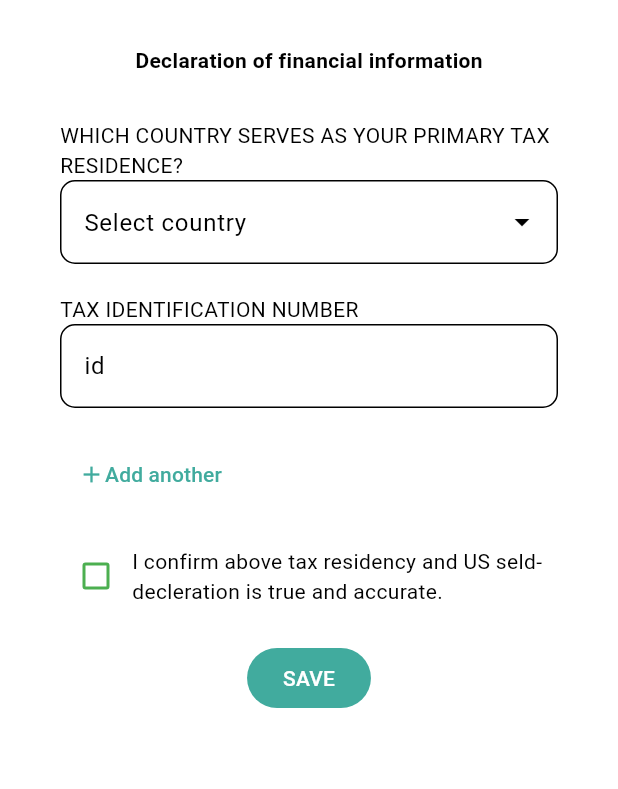
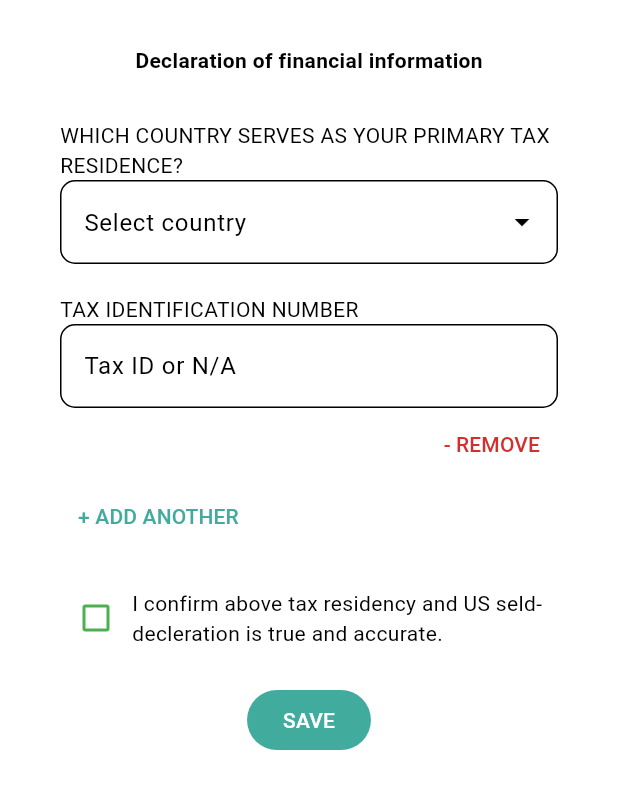
Before and after one commit to alperAkinci/expatrio_login_app, a Flutter app: the TaxDataModalSheet widget shown alone on an empty page, opened directly, on a phone screen of 412 x 824 dp. Shown: the top 789 px of the screen. Run offline on Flutter 3.47's test engine with Material 3 defaults, Android fonts, the phone set to English and light mode, and no system bars; drawn by our look-alikes of dropdown_search; our stand-ins replace flutter_secure_storage, flutter_svg; accounts and stored records are empty; statements that could not run were skipped; project files that could hold a hidden picture were left out.

Commit message:
Implement UI for multiple taxation country adding/removing

```diff
--- a/lib/authentication/presentation/login_page.dart
+++ b/lib/authentication/presentation/login_page.dart
@@ -1,6 +1,6 @@
 import 'package:expatrio_login_app/authentication/provider/auth_notifier.dart';
 import 'package:expatrio_login_app/tax_data/provider/tax_data_notifier.dart';
-import 'package:expatrio_login_app/tax_data/tax_data_page.dart';
+import 'package:expatrio_login_app/tax_data/presentation/tax_data_page.dart';
 import 'package:flutter/material.dart';
 import 'package:flutter_secure_storage/flutter_secure_storage.dart';
 import 'package:provider/provider.dart';
--- a/lib/main.dart
+++ b/lib/main.dart
@@ -1,7 +1,7 @@
 import 'package:expatrio_login_app/authentication/provider/auth_notifier.dart';
 import 'package:expatrio_login_app/authentication/presentation/login_page.dart';
 import 'package:expatrio_login_app/tax_data/provider/tax_data_notifier.dart';
-import 'package:expatrio_login_app/tax_data/tax_data_page.dart';
+import 'package:expatrio_login_app/tax_data/presentation/tax_data_page.dart';
 import 'package:flutter/material.dart';
 import 'package:provider/provider.dart'
     show ChangeNotifierProvider, MultiProvider;
--- /dev/null
+++ b/lib/tax_data/presentation/tax_data_modal_sheet.dart
@@ -0,0 +1,249 @@
+import 'package:dropdown_search/dropdown_search.dart';
+import 'package:expatrio_login_app/shared/countries_constants.dart';
+import 'package:expatrio_login_app/shared/item_dropdown.dart';
+import 'package:expatrio_login_app/tax_data/model/tax_data.dart';
+import 'package:expatrio_login_app/tax_data/provider/tax_data_notifier.dart';
+import 'package:flutter/cupertino.dart';
+import 'package:flutter/material.dart';
+import 'package:flutter/widgets.dart';
+import 'package:flutter_svg/svg.dart';
+import 'package:provider/provider.dart';
+
+class TaxDataModalSheet extends StatefulWidget {
+  const TaxDataModalSheet({super.key});
+
+  @override
+  State<TaxDataModalSheet> createState() => _TaxDataModalSheet();
+}
+
+class _TaxDataModalSheet extends State<TaxDataModalSheet> {
+  bool isChecked = false;
+  bool isCheckBoxError = false;
+
+  final countryItems =
+      ItemDropDown.fromJsonList(CountriesConstants.nationality);
+
+  ItemDropDown selectedPrimaryItem = ItemDropDown('', '');
+  TextEditingController primaryController = TextEditingController();
+
+  List<(ItemDropDown, TextEditingController)> secondaryTaxResidence = [];
+
+  void getData() {
+    final taxData =
+        Provider.of<TaxDataNotifier>(context, listen: false).taxData;
+    selectedPrimaryItem = countryItems
+        .firstWhere((item) => item.code == taxData.primaryTaxResidence.country);
+    primaryController.text = taxData.primaryTaxResidence.id;
+
+    for (var taxResidence in taxData.secondaryTaxResidence) {
+      var item = countryItems
+          .firstWhere((element) => element.code == taxResidence.country);
+      secondaryTaxResidence
+          .add((item, TextEditingController(text: taxResidence.id)));
+    }
+  }
+
+  @override
+  initState() {
+    getData();
+    super.initState();
+  }
+
+  @override
+  void dispose() {
+    primaryController.dispose();
+    for (var item in secondaryTaxResidence) {
+      item.$2.dispose();
+    }
+    super.dispose();
+  }
+
+  @override
+  Widget build(BuildContext context) {
+    return DraggableScrollableSheet(
+        expand: false,
+        maxChildSize: 0.9,
+        shouldCloseOnMinExtent: true,
+        initialChildSize: 0.75,
+        snap: true,
+        builder: (context, scrollController) {
+          return SingleChildScrollView(
+            controller: scrollController,
+            child: Container(
+              padding: const EdgeInsets.symmetric(horizontal: 40),
+              child: Column(
+                children: <Widget>[
+                  const SizedBox(height: 30),
+                  const Text(
+                    "Declaration of financial information",
+                    style: TextStyle(fontWeight: FontWeight.bold),
+                  ),
+                  const SizedBox(height: 30),
+                  _buildTaxResidence(
+                      selectedItem: selectedPrimaryItem,
+                      controller: primaryController),
+                  for (var item in secondaryTaxResidence)
+                    _buildTaxResidence(
+                        selectedItem: item.$1, controller: item.$2),
+                  Align(
+                    alignment: Alignment.centerRight,
+                    child: TextButton(
+                        style: TextButton.styleFrom(
+                          foregroundColor: Theme.of(context).colorScheme.error,
+                        ),
+                        onPressed: () {
+                          setState(() {
+                            if (secondaryTaxResidence.isNotEmpty) {
+                              secondaryTaxResidence.removeLast();
+                            }
+                          });
+                        },
+                        child: Text("- REMOVE")),
+                  ),
+                  Align(
+                    alignment: Alignment.centerLeft,
+                    child: TextButton(
+                      style: TextButton.styleFrom(
+                        foregroundColor:
+                            Theme.of(context).colorScheme.secondary,
+                      ),
+                      onPressed: () {
+                        setState(() {
+                          secondaryTaxResidence.add(
+                              (ItemDropDown('', ''), TextEditingController()));
+                        });
+                      },
+                      child: Text(
+                        "+ ADD ANOTHER",
+                      ),
+                    ),
+                  ),
+                  const SizedBox(height: 20),
+                  Row(
+                    children: <Widget>[
+                      Checkbox(
+                          isError: isCheckBoxError,
+                          side: isCheckBoxError
+                              ? null
+                              : BorderSide(color: Colors.green, width: 2),
+                          activeColor: Theme.of(context).colorScheme.secondary,
+                          checkColor: Colors.white,
+                          value: isChecked,
+                          onChanged: (bool? value) {
+                            setState(() {
+                              isChecked = value!;
+                            });
+                          }),
+                      Flexible(
+                        child: Text(
+                            "I confirm above tax residency and US seld-decleration is true and accurate.",
+                            softWrap: true,
+                            overflow: TextOverflow.ellipsis,
+                            maxLines: 3),
+                      )
+                    ],
+                  ),
+                  const SizedBox(height: 20),
+                  FilledButton(
+                    onPressed: () {
+                      if (isChecked) {
+                        Provider.of<TaxDataNotifier>(context, listen: false)
+                            .updateTaxData(
+                                TaxResidence(
+                                    country: selectedPrimaryItem.code,
+                                    id: primaryController.text),
+                                []).then((_) {
+                          Navigator.pop(context);
+                          ScaffoldMessenger.of(context).showSnackBar(
+                            const SnackBar(
+                                content:
+                                    Text('Your tax data has been updated! ✅')),
+                          );
+                        });
+                      } else {
+                        setState(() {
+                          isCheckBoxError = true;
+                        });
+                      }
+                    },
+                    child: const Text("SAVE"),
+                  )
+                ],
+              ),
+            ),
+          );
+        });
+  }
+
+  Column _buildTaxResidence(
+      {required ItemDropDown selectedItem,
+      required TextEditingController controller}) {
+    return Column(
+      children: [
+        Column(
+          crossAxisAlignment: CrossAxisAlignment.start,
+          children: <Widget>[
+            Text(
+              "WHICH COUNTRY SERVES AS YOUR PRIMARY TAX RESIDENCE?", // TODO: put *
+              overflow: TextOverflow.ellipsis,
+              maxLines: 2,
+            ),
+            // TODO: Add country
+            DropdownSearch<ItemDropDown>(
+              selectedItem: selectedItem,
+              onChanged: (item) => selectedItem.code = item!.code,
+              items: countryItems,
+              compareFn: (i, s) => i == s,
+              dropdownDecoratorProps: DropDownDecoratorProps(
+                dropdownSearchDecoration: InputDecoration(
+                  border: OutlineInputBorder(
+                      borderRadius: BorderRadius.circular(10.0)),
+                  hintText: "Select country",
+                  //filled: true,
+                ),
+              ),
+              popupProps: PopupPropsMultiSelection.modalBottomSheet(
+                showSelectedItems: true,
+                showSearchBox: true,
+                itemBuilder: _popupItemBuilder,
+              ),
+            ),
+          ],
+        ),
+        const SizedBox(height: 20),
+        Column(
+          crossAxisAlignment: CrossAxisAlignment.start,
+          children: <Widget>[
+            Text("TAX IDENTIFICATION NUMBER"), // TODO: put *
+            TextFormField(
+              controller: controller,
+              keyboardType: TextInputType.number,
+              decoration: InputDecoration(
+                border: OutlineInputBorder(
+                    borderRadius: BorderRadius.circular(10.0)),
+                hintText: 'Tax ID or N/A',
+              ),
+            ),
+          ],
+        )
+      ],
+    );
+  }
+
+  Widget _popupItemBuilder(
+      BuildContext context, ItemDropDown item, bool isSelected) {
+    return Container(
+      margin: EdgeInsets.symmetric(horizontal: 4),
+      decoration: !isSelected
+          ? null
+          : BoxDecoration(
+              borderRadius: BorderRadius.circular(10),
+              color: Theme.of(context).colorScheme.secondary,
+            ),
+      child: ListTile(
+        selected: isSelected,
+        title: Text(item.label),
+      ),
+    );
+  }
+}
--- a/lib/tax_data/provider/tax_data_notifier.dart
+++ b/lib/tax_data/provider/tax_data_notifier.dart
@@ -59,7 +59,6 @@ class TaxDataNotifier extends ChangeNotifier {
           await http.put(url, headers: headers, body: data.toJson());
 
       if (response.statusCode == HttpStatus.ok) {
-        // final responseData = TaxData.fromJson(response.body);
         _taxData = data;
         notifyListeners();
       } else {
--- a/lib/tax_data/tax_data_page.dart
+++ /dev/null
@@ -1,263 +0,0 @@
-import 'package:dropdown_search/dropdown_search.dart';
-import 'package:expatrio_login_app/shared/countries_constants.dart';
-import 'package:expatrio_login_app/shared/item_dropdown.dart';
-import 'package:expatrio_login_app/tax_data/model/tax_data.dart';
-import 'package:expatrio_login_app/tax_data/provider/tax_data_notifier.dart';
-import 'package:flutter/cupertino.dart';
-import 'package:flutter/material.dart';
-import 'package:flutter/widgets.dart';
-import 'package:flutter_svg/svg.dart';
-import 'package:provider/provider.dart';
-
-class TaxDataPage extends StatefulWidget {
-  const TaxDataPage({super.key});
-
-  @override
-  State<TaxDataPage> createState() => _TaxDataPageState();
-}
-
-class _TaxDataPageState extends State<TaxDataPage> {
-  @override
-  void initState() {
-    // TODO: implement initState
-    super.initState();
-  }
-
-  @override
-  Widget build(BuildContext context) {
-    // TODO: use font with bold style
-    final titleLargeStyle = Theme.of(context).textTheme.bodyLarge;
-    return Scaffold(
-        appBar: AppBar(),
-        body: Center(
-          child: Padding(
-            padding: const EdgeInsets.symmetric(horizontal: 80.0),
-            child: Column(
-              mainAxisAlignment: MainAxisAlignment.center,
-              children: <Widget>[
-                SvgPicture.asset(
-                  "assets/CryingGirl.svg",
-                  width: 200,
-                  height: 200,
-                ),
-                const SizedBox(height: 10),
-                Text(
-                  "Uh-Oh!",
-                  style: titleLargeStyle,
-                ),
-                const SizedBox(height: 8),
-                Text(
-                  "We need your tax data in order to access your account",
-                  style: titleLargeStyle,
-                  textAlign: TextAlign.center,
-                ),
-                const SizedBox(height: 20),
-                Container(
-                  width: double.infinity,
-                  child: FilledButton(
-                    onPressed: () {
-                      // open a model bottom sheet
-                      Provider.of<TaxDataNotifier>(context, listen: false)
-                          .getTaxData()
-                          .then((_) {
-                        _showModalBottom(context);
-                      });
-                    },
-                    child: const Text("UPDATE YOUR TAX DATA"),
-                  ),
-                ),
-              ],
-            ),
-          ),
-        ));
-  }
-
-  Future<dynamic> _showModalBottom(BuildContext context) {
-    return showModalBottomSheet(
-      isScrollControlled: true,
-      context: context,
-      builder: (context) {
-        return const TaxDataModalSheet();
-      },
-    );
-  }
-}
-
-class TaxDataModalSheet extends StatefulWidget {
-  const TaxDataModalSheet({super.key});
-
-  @override
-  State<TaxDataModalSheet> createState() => _TaxDataModalSheet();
-}
-
-class _TaxDataModalSheet extends State<TaxDataModalSheet> {
-  bool isChecked = false;
-  bool isCheckBoxError = false;
-  final countryItems =
-      ItemDropDown.fromJsonList(CountriesConstants.nationality);
-  TextEditingController primaryController = TextEditingController();
-  ItemDropDown selectedPrimaryDropDown = ItemDropDown('', '');
-
-  void getData() {
-    final taxData =
-        Provider.of<TaxDataNotifier>(context, listen: false).taxData;
-    selectedPrimaryDropDown = countryItems.firstWhere(
-        (element) => element.code == taxData.primaryTaxResidence.country);
-    primaryController.text = taxData.primaryTaxResidence.id;
-  }
-
-  @override
-  initState() {
-    getData();
-    super.initState();
-  }
-
-  @override
-  void dispose() {
-    primaryController.dispose();
-    super.dispose();
-  }
-
-  @override
-  Widget build(BuildContext context) {
-    return Container(
-      height: MediaQuery.of(context).size.height * 0.8,
-      padding: const EdgeInsets.symmetric(horizontal: 40),
-      child: Column(
-        children: <Widget>[
-          const SizedBox(height: 30),
-          const Text(
-            "Declaration of financial information",
-            style: TextStyle(fontWeight: FontWeight.bold),
-          ),
-          const SizedBox(height: 30),
-          Column(
-            crossAxisAlignment: CrossAxisAlignment.start,
-            children: <Widget>[
-              Text(
-                "WHICH COUNTRY SERVES AS YOUR PRIMARY TAX RESIDENCE?", // TODO: put *
-                overflow: TextOverflow.ellipsis,
-                maxLines: 2,
-              ),
-              // TODO: Add country
-              DropdownSearch<ItemDropDown>(
-                selectedItem: selectedPrimaryDropDown,
-                onChanged: (item) => selectedPrimaryDropDown.code = item!.code,
-                items: countryItems,
-                compareFn: (i, s) => i == s,
-                dropdownDecoratorProps: DropDownDecoratorProps(
-                  dropdownSearchDecoration: InputDecoration(
-                    border: OutlineInputBorder(
-                        borderRadius: BorderRadius.circular(10.0)),
-                    hintText: "Select country",
-                    filled: true,
-                  ),
-                ),
-                popupProps: PopupPropsMultiSelection.modalBottomSheet(
-                  showSelectedItems: true,
-                  showSearchBox: true,
-                  itemBuilder: _popupItemBuilder,
-                ),
-              ),
-            ],
-          ),
-          const SizedBox(height: 20),
-          Column(
-            crossAxisAlignment: CrossAxisAlignment.start,
-            children: <Widget>[
-              Text("TAX IDENTIFICATION NUMBER"), // TODO: put *
-              TextFormField(
-                controller: primaryController,
-                keyboardType: TextInputType.number,
-                decoration: InputDecoration(
-                  border: OutlineInputBorder(
-                      borderRadius: BorderRadius.circular(10.0)),
-                  //labelText: taxData.primaryTaxResidence.id,
-                  hintText: 'id',
-                ),
-              ),
-            ],
-          ),
-          const SizedBox(height: 20),
-          TextButton(
-              style: TextButton.styleFrom(
-                foregroundColor: Theme.of(context).colorScheme.secondary,
-              ),
-              onPressed: () {},
-              child: Row(
-                children: <Widget>[
-                  Icon(Icons.add),
-                  Text("Add another"),
-                ],
-              )),
-          const SizedBox(height: 20),
-          Row(
-            children: <Widget>[
-              Checkbox(
-                  isError: isCheckBoxError,
-                  side: isCheckBoxError
-                      ? null
-                      : BorderSide(color: Colors.green, width: 2),
-                  activeColor: Theme.of(context).colorScheme.secondary,
-                  checkColor: Colors.white,
-                  value: isChecked,
-                  onChanged: (bool? value) {
-                    setState(() {
-                      isChecked = value!;
-                    });
-                  }),
-              Flexible(
-                child: Text(
-                    "I confirm above tax residency and US seld-decleration is true and accurate.",
-                    softWrap: true,
-                    overflow: TextOverflow.ellipsis,
-                    maxLines: 3),
-              )
-            ],
-          ),
-          const SizedBox(height: 20),
-          FilledButton(
-            onPressed: () {
-              if (isChecked) {
-                Provider.of<TaxDataNotifier>(context, listen: false)
-                    .updateTaxData(
-                        TaxResidence(
-                            country: selectedPrimaryDropDown.code,
-                            id: primaryController.text),
-                        []).then((_) {
-                  Navigator.pop(context);
-                  ScaffoldMessenger.of(context).showSnackBar(
-                    const SnackBar(
-                        content: Text('Your tax data has been updated! ✅')),
-                  );
-                });
-              } else {
-                setState(() {
-                  isCheckBoxError = true;
-                });
-              }
-            },
-            child: const Text("SAVE"),
-          )
-        ],
-      ),
-    );
-  }
-
-  Widget _popupItemBuilder(
-      BuildContext context, ItemDropDown item, bool isSelected) {
-    return Container(
-      margin: EdgeInsets.symmetric(horizontal: 4),
-      decoration: !isSelected
-          ? null
-          : BoxDecoration(
-              borderRadius: BorderRadius.circular(10),
-              color: Theme.of(context).colorScheme.secondary,
-            ),
-      child: ListTile(
-        selected: isSelected,
-        title: Text(item.label),
-      ),
-    );
-  }
-}
```
Also changed, not shown: lib/tax_data/presentation/tax_data_page.dart (added, +85 -0 lines).
